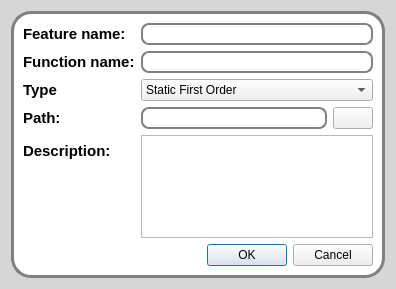
AlbertoSimioni/Romeo, file src/romeo/view/dialogs/newfeaturedialog.ui: the form before one commit.
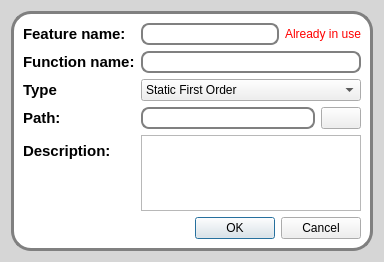
The form after the commit. Icons and pictures are not drawn.

Diff of the .ui file:
```diff
--- a/src/romeo/view/dialogs/newfeaturedialog.ui
+++ b/src/romeo/view/dialogs/newfeaturedialog.ui
@@ -6,8 +6,8 @@
    <rect>
     <x>0</x>
     <y>0</y>
-    <width>396</width>
-    <height>289</height>
+    <width>384</width>
+    <height>262</height>
    </rect>
   </property>
   <property name="windowTitle">
@@ -43,12 +43,7 @@
      <property name="frameShadow">
       <enum>QFrame::Raised</enum>
      </property>
-     <layout class="QVBoxLayout" name="verticalLayout">
-      <item>
        <layout class="QFormLayout" name="formLayout">
-        <property name="fieldGrowthPolicy">
-         <enum>QFormLayout::AllNonFixedFieldsGrow</enum>
-        </property>
         <item row="0" column="0">
          <widget class="QLabel" name="label">
           <property name="text">
@@ -56,6 +51,34 @@
           </property>
          </widget>
         </item>
+      <item row="0" column="1">
+       <layout class="QHBoxLayout" name="horizontalLayout_2">
+        <item>
+         <widget class="QLineEdit" name="featureLineEdit">
+          <property name="text">
+           <string/>
+          </property>
+         </widget>
+        </item>
+        <item>
+         <widget class="QLabel" name="label_4">
+          <property name="text">
+           <string>&lt;html&gt;&lt;head/&gt;&lt;body&gt;&lt;p&gt;&lt;span style=&quot; font-size:9pt; font-weight:400; color:#ff0000;&quot;&gt;Already in use&lt;/span&gt;&lt;/p&gt;&lt;/body&gt;&lt;/html&gt;</string>
+          </property>
+         </widget>
+        </item>
+       </layout>
+      </item>
+      <item row="1" column="0">
+       <widget class="QLabel" name="label_3">
+        <property name="text">
+         <string>Function name:</string>
+        </property>
+       </widget>
+      </item>
+      <item row="1" column="1">
+       <widget class="QLineEdit" name="functionLineEdit"/>
+      </item>
         <item row="2" column="0">
          <widget class="QLabel" name="label_2">
           <property name="text">
@@ -137,25 +160,6 @@
            <set>QDialogButtonBox::Cancel|QDialogButtonBox::Ok</set>
           </property>
          </widget>
-        </item>
-        <item row="0" column="1">
-         <widget class="QLineEdit" name="featureLineEdit">
-          <property name="text">
-           <string/>
-          </property>
-         </widget>
-        </item>
-        <item row="1" column="1">
-         <widget class="QLineEdit" name="functionLineEdit"/>
-        </item>
-        <item row="1" column="0">
-         <widget class="QLabel" name="label_3">
-          <property name="text">
-           <string>Function name:</string>
-          </property>
-         </widget>
-        </item>
-       </layout>
       </item>
      </layout>
     </widget>
```
Lines whose indentation alone changed are shown as unchanged.
